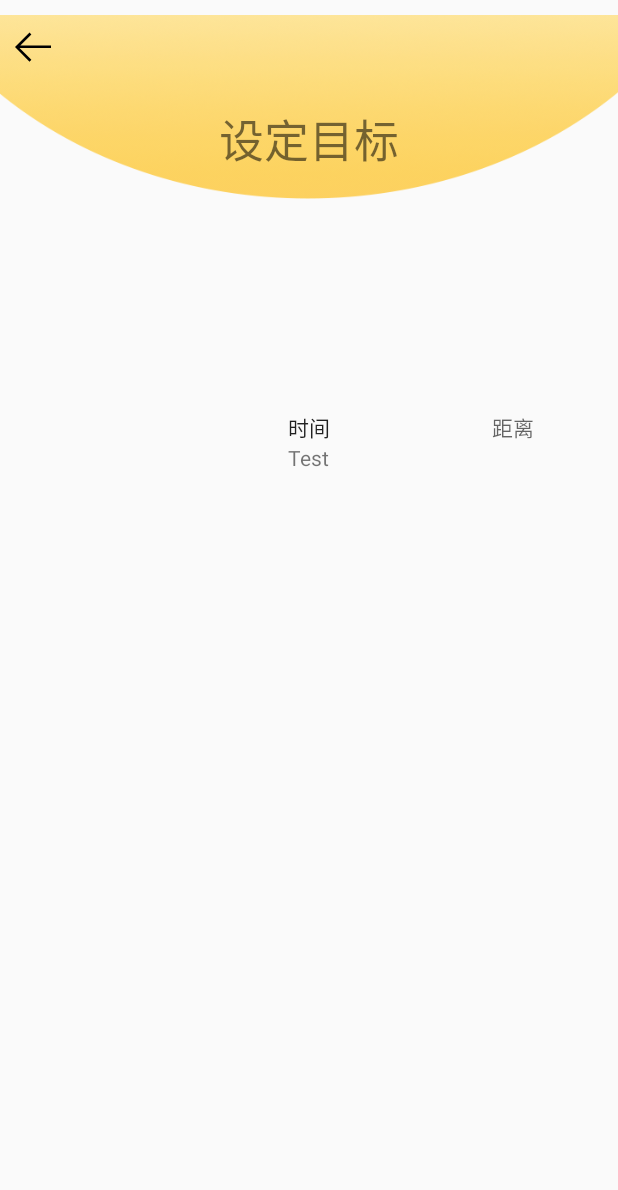
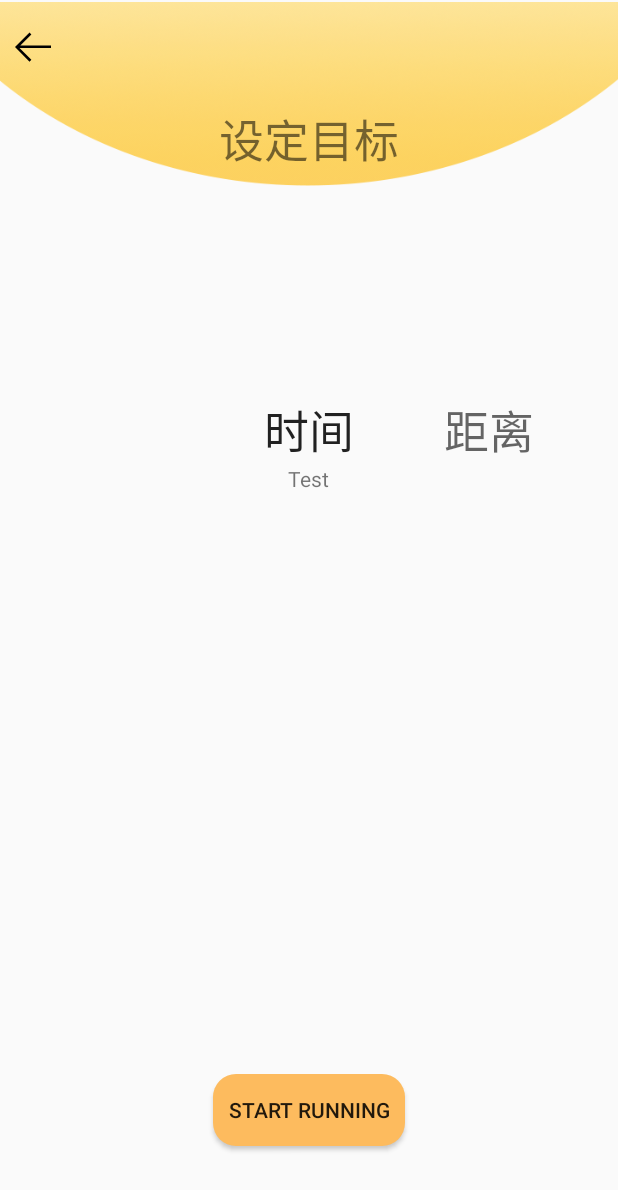
Before and after one commit to C137leo/MyMeetUESTC, an Android app: the SetGoalActivity screen opened directly, with no data from a screen before it, on a phone screen of 412 x 824 dp. Shown: the top 1190 px of the screen. Run offline under Robolectric (Android 15) with nearby library versions, the phone set to English and light mode, and no system bars; libraries missing offline, so code that uses them is left out: cn.addapp.pickers; plain views replace WheelListView; 24 statements that could not run were skipped.

Commit message:
Init run layout, Change the button style

```diff
--- a/app/src/main/java/cn/edu/uestc/meet_on_the_road_of_uestc/navigation/DistanceSetFragment.java
+++ b/app/src/main/java/cn/edu/uestc/meet_on_the_road_of_uestc/navigation/DistanceSetFragment.java
@@ -44,9 +44,6 @@ public class DistanceSetFragment extends Fragment {
 
     @Override
     public void onActivityCreated(@Nullable Bundle savedInstanceState) {
-        for(String List:goalList){
-            Log.d("goalList",List);
-        }
         WheelListView pickDistanceGoal;
         final TextView timeGoal;
         super.onActivityCreated(savedInstanceState);
@@ -57,6 +54,8 @@ public class DistanceSetFragment extends Fragment {
         LineConfig lineConfig=new LineConfig();
         lineConfig.setColor(Color.parseColor("#26A1BD"));
         lineConfig.setAlpha(100);
+        pickDistanceGoal.setSelectedIndex(2);
+        pickDistanceGoal.setOffset(3);
         lineConfig.setThick(ConvertUtils.toPx(MyApplication.getMyContext(),3));
         pickDistanceGoal.setLineConfig(lineConfig);
         pickDistanceGoal.setOnWheelChangeListener(new WheelListView.OnWheelChangeListener() {
--- a/app/src/main/java/cn/edu/uestc/meet_on_the_road_of_uestc/navigation/SetGoalActivity.java
+++ b/app/src/main/java/cn/edu/uestc/meet_on_the_road_of_uestc/navigation/SetGoalActivity.java
@@ -3,8 +3,11 @@ package cn.edu.uestc.meet_on_the_road_of_uestc.navigation;
 import android.os.Bundle;
 import android.support.annotation.Nullable;
 import android.support.v4.app.Fragment;
+import android.support.v4.view.PagerTitleStrip;
 import android.support.v4.view.ViewPager;
 import android.support.v7.app.AppCompatActivity;
+import android.util.TypedValue;
+import android.widget.Button;
 
 import java.util.ArrayList;
 import java.util.List;
@@ -16,6 +19,8 @@ public class SetGoalActivity extends AppCompatActivity {
     ViewPager setGoalViewPager;
     List<Fragment> goalSetFragments;
     List<String> fragment_titles;
+    PagerTitleStrip pagerTitleStrip;
+    Button setGoal_startRun;
     @Override
     protected void onCreate(@Nullable Bundle savedInstanceState) {
         super.onCreate(savedInstanceState);
@@ -24,7 +29,9 @@ public class SetGoalActivity extends AppCompatActivity {
         setGoalViewPager=findViewById(R.id.setGoalViewpager);
         GoalSetViewpagerAdapter goalSetViewpagerAdapter=new GoalSetViewpagerAdapter(getSupportFragmentManager(),goalSetFragments,fragment_titles);
         setGoalViewPager.setAdapter(goalSetViewpagerAdapter);
-
+        pagerTitleStrip=findViewById(R.id.pagerTitleStrip);
+        pagerTitleStrip.setTextSize(TypedValue.COMPLEX_UNIT_SP,30);
+        setGoal_startRun=findViewById(R.id.pick_startRun);
     }
 
     public void setSetGoalViewPager(){
@@ -32,7 +39,7 @@ public class SetGoalActivity extends AppCompatActivity {
         fragment_titles=new ArrayList<>();
         fragment_titles.add("时间");
         fragment_titles.add("距离");
-        TimeSetFragment setTimeFragment=new TimeSetFragment(new String[]{"1:00","2:00","3:00","4:00","5:00"});
+        TimeSetFragment setTimeFragment=new TimeSetFragment(new String[]{"1:00","2:00","3:00","4:00","5:00","6:00","7:00","8:00","9:00","10.00"});
         DistanceSetFragment setDistanceFragment=new DistanceSetFragment(new String[]{"1km","2km","3km","5km","10km"});
         goalSetFragments.add(setTimeFragment);
         goalSetFragments.add(setDistanceFragment);
--- a/app/src/main/java/cn/edu/uestc/meet_on_the_road_of_uestc/navigation/TimeSetFragment.java
+++ b/app/src/main/java/cn/edu/uestc/meet_on_the_road_of_uestc/navigation/TimeSetFragment.java
@@ -55,6 +55,8 @@ public class TimeSetFragment extends Fragment {
         pickTimeGoal.setItems(goalList);
         pickTimeGoal.setSelectedTextColor(0xFFFF00FF);
         LineConfig lineConfig=new LineConfig();
+        pickTimeGoal.setSelectedIndex(4);
+        pickTimeGoal.setOffset(3);
         lineConfig.setColor(Color.parseColor("#26A1BD"));
         lineConfig.setAlpha(100);
         lineConfig.setThick(ConvertUtils.toPx(MyApplication.getMyContext(),3));
--- /dev/null
+++ b/app/src/main/java/cn/edu/uestc/meet_on_the_road_of_uestc/navigation/run_activity/RunActivity.java
@@ -0,0 +1,13 @@
+package cn.edu.uestc.meet_on_the_road_of_uestc.navigation.run_activity;
+
+import android.os.Bundle;
+import android.support.annotation.Nullable;
+import android.support.v7.app.AppCompatActivity;
+
+public class RunActivity extends AppCompatActivity {
+
+    @Override
+    protected void onCreate(@Nullable Bundle savedInstanceState) {
+        super.onCreate(savedInstanceState);
+    }
+}
--- /dev/null
+++ b/app/src/main/res/drawable/drawable_cilck.xml
@@ -0,0 +1,20 @@
+<?xml version="1.0" encoding="UTF-8"?>
+<selector xmlns:android="http://schemas.android.com/apk/res/android">
+    <item android:state_pressed="false">
+        <shape android:shape="rectangle" >
+            <!-- 填充的颜色 -->
+            <solid android:color="#fdbb5e" />
+            <!-- 设置按钮的四个角为弧形 -->
+            <!-- android:radius 弧形的半径 -->
+            <corners android:radius="15dip" />
+            <!-- padding：Button里面的文字与Button边界的间隔 -->
+            <padding android:bottom="10dp" android:left="10dp" android:right="10dp" android:top="10dp" />
+        </shape>
+    </item>
+    <item android:state_pressed="true">
+        <shape android:shape="rectangle">
+            <solid android:color="#FFFF0F" />
+            <corners android:radius="15dip" />
+        </shape>
+    </item>
+</selector>
--- /dev/null
+++ b/app/src/main/res/layout/activity_run.xml
@@ -0,0 +1,6 @@
+<?xml version="1.0" encoding="utf-8"?>
+<RelativeLayout
+    xmlns:android="http://schemas.android.com/apk/res/android" android:layout_width="match_parent"
+    android:layout_height="match_parent">
+
+</RelativeLayout>
--- a/app/src/main/res/layout/activity_set_goal.xml
+++ b/app/src/main/res/layout/activity_set_goal.xml
@@ -8,8 +8,9 @@
         android:layout_height="wrap_content">
 
         <ImageView
-            android:layout_width="wrap_content"
-            android:layout_height="wrap_content"
+            android:layout_centerHorizontal="true"
+            android:layout_width="match_parent"
+            android:layout_height="125sp"
             android:src="@mipmap/ic_background_yellow" />
         <ImageView
             android:layout_width="wrap_content"
@@ -27,13 +28,26 @@
     </RelativeLayout>
 
     <android.support.v4.view.ViewPager
+        android:layout_marginBottom="60sp"
         android:layout_centerHorizontal="true"
         android:layout_alignParentBottom="true"
         android:id="@+id/setGoalViewpager"
         android:layout_width="300sp"
-        android:layout_height="550sp">
+        android:layout_height="500sp">
         <android.support.v4.view.PagerTitleStrip
+            android:id="@+id/pagerTitleStrip"
             android:layout_width="match_parent"
             android:layout_height="wrap_content"/>
     </android.support.v4.view.ViewPager>
+
+    <Button
+        android:background="@drawable/drawable_cilck"
+        android:id="@+id/pick_startRun"
+        android:layout_width="wrap_content"
+        android:layout_height="wrap_content"
+        android:layout_alignBottom="@id/setGoalViewpager"
+        android:layout_alignParentBottom="true"
+        android:layout_centerHorizontal="true"
+        android:layout_marginBottom="60dp"
+        android:text="@string/start_running" />
 </RelativeLayout>
--- a/app/src/main/res/values/strings.xml
+++ b/app/src/main/res/values/strings.xml
@@ -25,4 +25,5 @@
     <string name="agreeDocument">阅读并同意</string>
     <string name="before_you_start">Before you start</string>
     <string name="setGoal">设定目标</string>
+    <string name="start_running">Start Running</string>
 </resources>
```
